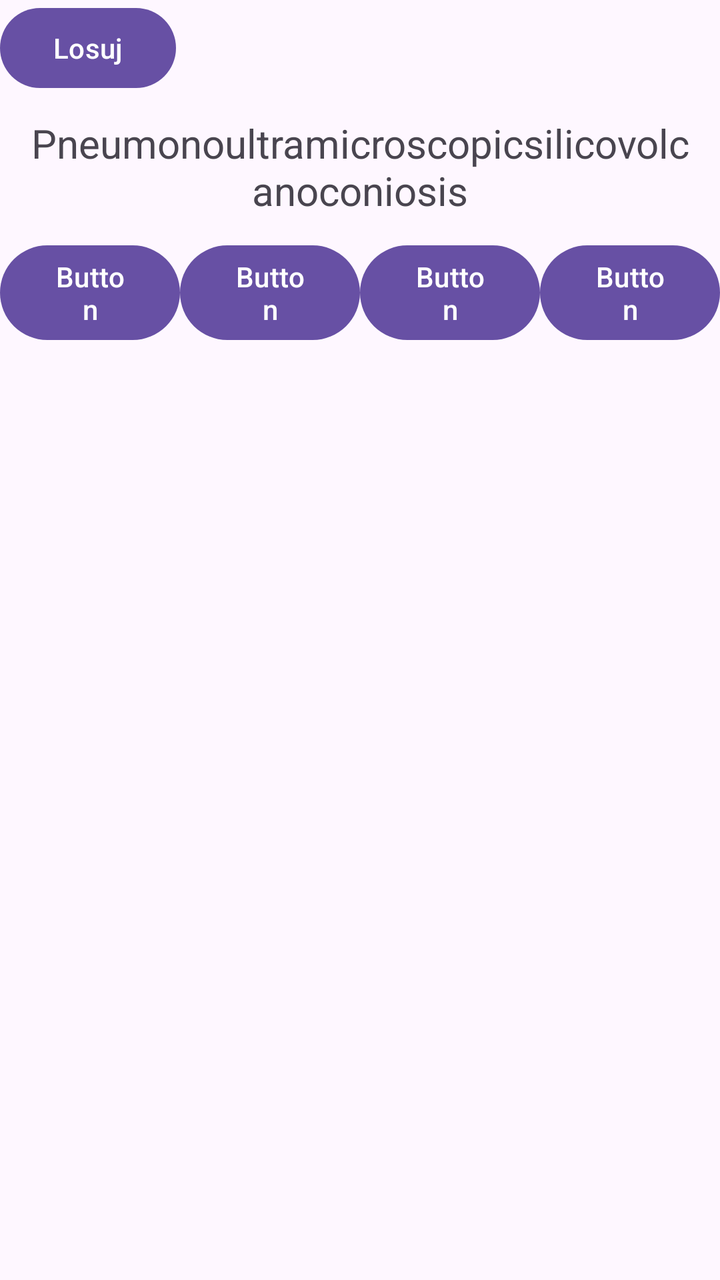
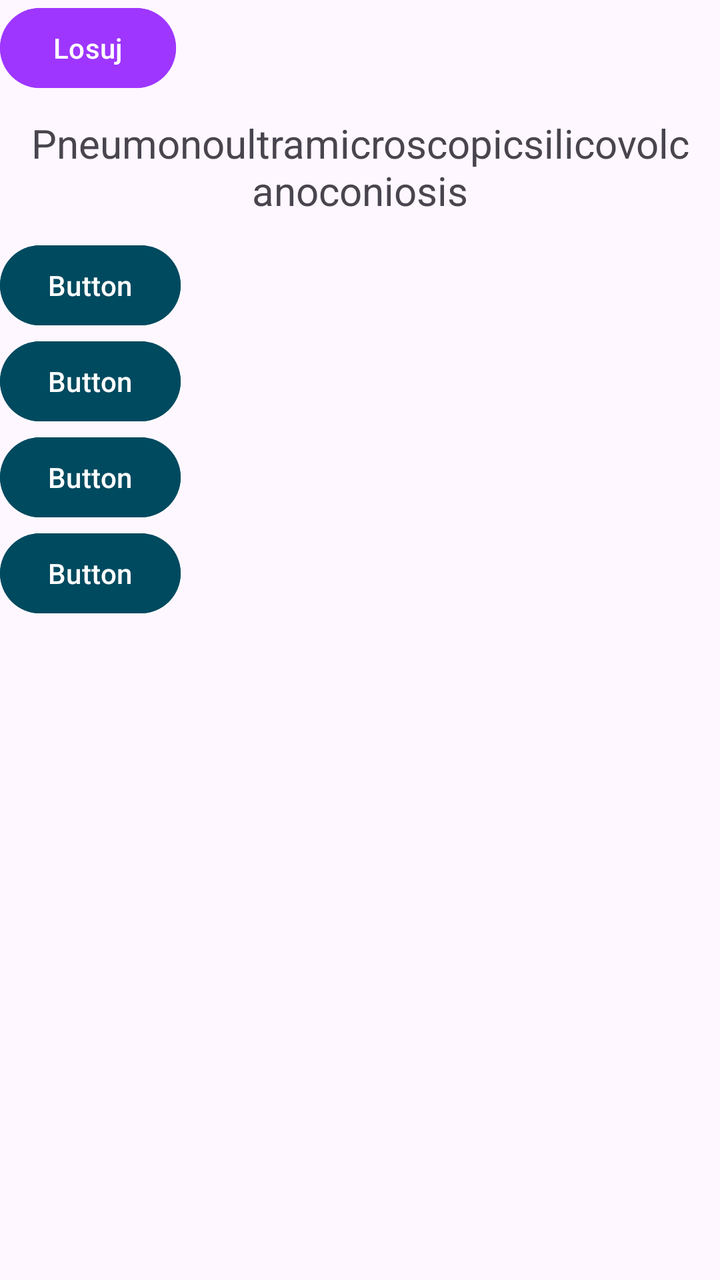

Compare the two renders of this Android layout. The source of the first and the diff that turns it into the second are given below.
<!-- AndroidManifest.xml: application theme Theme.DictionaryQuiz -->
<!-- res/layout/activity_main.xml -->
<?xml version="1.0" encoding="utf-8"?>
<LinearLayout xmlns:android="http://schemas.android.com/apk/res/android"
    xmlns:app="http://schemas.android.com/apk/res-auto"
    xmlns:tools="http://schemas.android.com/tools"
    android:id="@+id/main"
    android:layout_width="match_parent"
    android:layout_height="match_parent"
    android:orientation="vertical"
    tools:context=".MainActivity" >

    <Button
        android:id="@+id/button6"
        android:layout_width="wrap_content"
        android:layout_height="wrap_content"
        android:text="Losuj" />

    <TextView
        android:id="@+id/textView"
        android:layout_width="match_parent"
        android:layout_height="wrap_content"
        android:textAlignment="center"
        android:textSize="20dp"
        android:layout_margin="10dp"
        android:text="Pneumonoultramicroscopicsilicovolcanoconiosis" />

    <LinearLayout
        android:layout_width="match_parent"
        android:layout_height="match_parent"
        android:orientation="horizontal">

        <Button
            android:id="@+id/button"
            android:layout_width="wrap_content"
            android:layout_height="wrap_content"
            android:layout_weight="1"
            android:text="Button" />

        <Button
            android:id="@+id/button2"
            android:layout_width="wrap_content"
            android:layout_height="wrap_content"
            android:layout_weight="1"
            android:text="Button" />

        <Button
            android:id="@+id/button3"
            android:layout_width="wrap_content"
            android:layout_height="wrap_content"
            android:layout_weight="1"
            android:text="Button" />

        <Button
            android:id="@+id/button4"
            android:layout_width="wrap_content"
            android:layout_height="wrap_content"
            android:layout_weight="1"
            android:text="Button" />

    </LinearLayout>
</LinearLayout>
<!-- resources referenced by this layout -->
<resources>
  <style name="Theme.DictionaryQuiz" parent="Base.Theme.DictionaryQuiz" />
  <style name="Base.Theme.DictionaryQuiz" parent="Theme.Material3.DayNight.NoActionBar">
          
          
      </style>
</resources>

<!-- the commit's change to res/layout/activity_main.xml (unified diff, before → after) -->
@@ -12,6 +12,7 @@
         android:id="@+id/button6"
         android:layout_width="wrap_content"
         android:layout_height="wrap_content"
+        android:backgroundTint="#9E36FF"
         android:text="Losuj" />
 
     <TextView
@@ -26,34 +27,34 @@
     <LinearLayout
         android:layout_width="match_parent"
         android:layout_height="match_parent"
-        android:orientation="horizontal">
+        android:orientation="vertical">
 
         <Button
             android:id="@+id/button"
             android:layout_width="wrap_content"
             android:layout_height="wrap_content"
-            android:layout_weight="1"
+            android:backgroundTint="#004A5F"
             android:text="Button" />
 
         <Button
             android:id="@+id/button2"
             android:layout_width="wrap_content"
             android:layout_height="wrap_content"
-            android:layout_weight="1"
+            android:backgroundTint="#004A5F"
             android:text="Button" />
 
         <Button
             android:id="@+id/button3"
             android:layout_width="wrap_content"
             android:layout_height="wrap_content"
-            android:layout_weight="1"
+            android:backgroundTint="#004A5F"
             android:text="Button" />
 
         <Button
             android:id="@+id/button4"
             android:layout_width="wrap_content"
             android:layout_height="wrap_content"
-            android:layout_weight="1"
+            android:backgroundTint="#004A5F"
             android:text="Button" />
 
     </LinearLayout>
